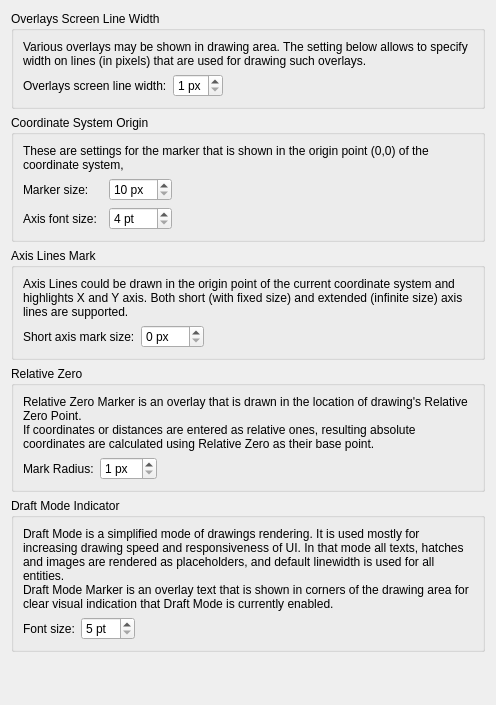
Old version of the form librecad/src/ui/dialogs/settings/options_drafting/pages/metrics/lc_settings_page_drafting_metrics_markers.ui in the repository sand1024/LibreCAD.
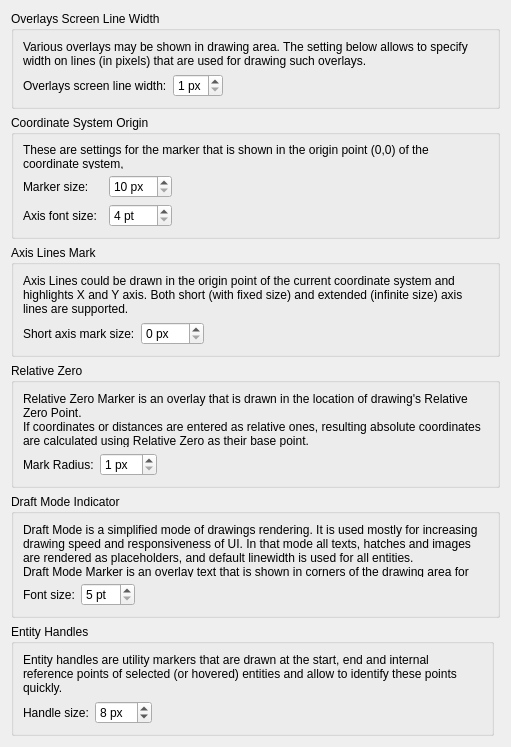
New version of the form.

Commit message: more consistent pages names

What changed in the file:
```diff
--- a/librecad/src/ui/dialogs/settings/options_drafting/pages/metrics/lc_settings_page_drafting_metrics_markers.ui
+++ b/librecad/src/ui/dialogs/settings/options_drafting/pages/metrics/lc_settings_page_drafting_metrics_markers.ui
@@ -6,70 +6,12 @@
    <rect>
     <x>0</x>
     <y>0</y>
-    <width>496</width>
-    <height>705</height>
+    <width>511</width>
+    <height>747</height>
    </rect>
   </property>
-  <layout class="QVBoxLayout" name="mainLayout">
-   <item>
-    <widget class="QGroupBox" name="gbOvelaysLineWidth">
-     <property name="title">
-      <string>Overlays Screen Line Width</string>
-     </property>
-     <layout class="QGridLayout" name="gridLayout">
-      <item row="0" column="0" colspan="3">
-       <widget class="QLabel" name="label_31">
-        <property name="text">
-         <string>Various overlays may be shown in drawing area. The setting below allows to specify width on lines (in pixels) that are used for drawing such overlays.</string>
-        </property>
-        <property name="wordWrap">
-         <bool>true</bool>
-        </property>
-       </widget>
-      </item>
-      <item row="1" column="0">
-       <widget class="QLabel" name="lblOverlaysLineWidth">
-        <property name="text">
-         <string>Overlays screen line width:</string>
-        </property>
-       </widget>
-      </item>
-      <item row="1" column="1">
-       <widget class="QSpinBox" name="sbOverlaysLineWidth">
-        <property name="toolTip">
-         <string>Overlay Line Width
-
-Width of line, in pixels, used for drawing various overlays (like relative point marker, axises, preview entities and so on).
-For high-DPI screens, setting larger values may increase visitility of them.</string>
-        </property>
-        <property name="suffix">
-         <string> px</string>
-        </property>
-        <property name="minimum">
-         <number>1</number>
-        </property>
-        <property name="maximum">
-         <number>4</number>
-        </property>
-       </widget>
-      </item>
-      <item row="1" column="2">
-       <spacer name="horizontalSpacer_4">
-        <property name="orientation">
-         <enum>Qt::Orientation::Horizontal</enum>
-        </property>
-        <property name="sizeHint" stdset="0">
-         <size>
-          <width>0</width>
-          <height>0</height>
-         </size>
-        </property>
-       </spacer>
-      </item>
-     </layout>
-    </widget>
-   </item>
-   <item>
+  <layout class="QGridLayout" name="gridLayout_7">
+   <item row="1" column="0" colspan="2">
     <widget class="QGroupBox" name="gbOriginMarkers">
      <property name="title">
       <string>Coordinate System Origin</string>
@@ -151,64 +93,7 @@
      </layout>
     </widget>
    </item>
-   <item>
-    <widget class="QGroupBox" name="groupBox">
-     <property name="title">
-      <string>Axis Lines Mark</string>
-     </property>
-     <layout class="QGridLayout" name="gridLayout_4">
-      <item row="1" column="0">
-       <widget class="QLabel" name="lblZeroShortAxisMarkSize">
-        <property name="text">
-         <string>Short axis mark size:</string>
-        </property>
-       </widget>
-      </item>
-      <item row="1" column="1">
-       <widget class="QSpinBox" name="sbZeroShortAxisMarkSize">
-        <property name="toolTip">
-         <string>Short Axis Line Size
-
-Size of fixed Axis Lines drawn in absolute zero point.</string>
-        </property>
-        <property name="suffix">
-         <string> px</string>
-        </property>
-        <property name="minimum">
-         <number>0</number>
-        </property>
-        <property name="maximum">
-         <number>150</number>
-        </property>
-       </widget>
-      </item>
-      <item row="1" column="2">
-       <spacer name="horizontalSpacer_4">
-        <property name="orientation">
-         <enum>Qt::Orientation::Horizontal</enum>
-        </property>
-        <property name="sizeHint" stdset="0">
-         <size>
-          <width>0</width>
-          <height>0</height>
-         </size>
-        </property>
-       </spacer>
-      </item>
-      <item row="0" column="0" colspan="3">
-       <widget class="QLabel" name="label_4">
-        <property name="text">
-         <string>Axis Lines could be drawn in the origin point of the current coordinate system and highlights X and Y axis. Both short (with fixed size) and extended (infinite size) axis lines are supported.</string>
-        </property>
-        <property name="wordWrap">
-         <bool>true</bool>
-        </property>
-       </widget>
-      </item>
-     </layout>
-    </widget>
-   </item>
-   <item>
+   <item row="3" column="0" colspan="2">
     <widget class="QGroupBox" name="groupBox_2">
      <property name="title">
       <string>Relative Zero</string>
@@ -266,7 +151,20 @@
      </layout>
     </widget>
    </item>
-   <item>
+   <item row="6" column="0" rowspan="2" colspan="2">
+    <spacer name="spacer">
+     <property name="orientation">
+      <enum>Qt::Orientation::Vertical</enum>
+     </property>
+     <property name="sizeHint" stdset="0">
+      <size>
+       <width>0</width>
+       <height>0</height>
+      </size>
+     </property>
+    </spacer>
+   </item>
+   <item row="4" column="0" colspan="2">
     <widget class="QGroupBox" name="gbWatermarks">
      <property name="title">
       <string>Draft Mode Indicator</string>
@@ -323,18 +221,184 @@
      </layout>
     </widget>
    </item>
-   <item>
-    <spacer name="spacer">
-     <property name="orientation">
-      <enum>Qt::Orientation::Vertical</enum>
+   <item row="2" column="0" colspan="2">
+    <widget class="QGroupBox" name="groupBox">
+     <property name="title">
+      <string>Axis Lines Mark</string>
      </property>
-     <property name="sizeHint" stdset="0">
-      <size>
-       <width>0</width>
-       <height>0</height>
-      </size>
+     <layout class="QGridLayout" name="gridLayout_4">
+      <item row="1" column="0">
+       <widget class="QLabel" name="lblZeroShortAxisMarkSize">
+        <property name="text">
+         <string>Short axis mark size:</string>
+        </property>
+       </widget>
+      </item>
+      <item row="1" column="1">
+       <widget class="QSpinBox" name="sbZeroShortAxisMarkSize">
+        <property name="toolTip">
+         <string>Short Axis Line Size
+
+Size of fixed Axis Lines drawn in absolute zero point.</string>
+        </property>
+        <property name="suffix">
+         <string> px</string>
+        </property>
+        <property name="minimum">
+         <number>0</number>
+        </property>
+        <property name="maximum">
+         <number>150</number>
+        </property>
+       </widget>
+      </item>
+      <item row="1" column="2">
+       <spacer name="horizontalSpacer_4">
+        <property name="orientation">
+         <enum>Qt::Orientation::Horizontal</enum>
+        </property>
+        <property name="sizeHint" stdset="0">
+         <size>
+          <width>0</width>
+          <height>0</height>
+         </size>
+        </property>
+       </spacer>
+      </item>
+      <item row="0" column="0" colspan="3">
+       <widget class="QLabel" name="label_4">
+        <property name="text">
+         <string>Axis Lines could be drawn in the origin point of the current coordinate system and highlights X and Y axis. Both short (with fixed size) and extended (infinite size) axis lines are supported.</string>
+        </property>
+        <property name="wordWrap">
+         <bool>true</bool>
+        </property>
+       </widget>
+      </item>
+     </layout>
+    </widget>
+   </item>
+   <item row="0" column="0" colspan="2">
+    <widget class="QGroupBox" name="gbOvelaysLineWidth">
+     <property name="title">
+      <string>Overlays Screen Line Width</string>
      </property>
-    </spacer>
+     <layout class="QGridLayout" name="gridLayout">
+      <item row="0" column="0" colspan="3">
+       <widget class="QLabel" name="label_31">
+        <property name="text">
+         <string>Various overlays may be shown in drawing area. The setting below allows to specify width on lines (in pixels) that are used for drawing such overlays.</string>
+        </property>
+        <property name="wordWrap">
+         <bool>true</bool>
+        </property>
+       </widget>
+      </item>
+      <item row="1" column="0">
+       <widget class="QLabel" name="lblOverlaysLineWidth">
+        <property name="text">
+         <string>Overlays screen line width:</string>
+        </property>
+       </widget>
+      </item>
+      <item row="1" column="1">
+       <widget class="QSpinBox" name="sbOverlaysLineWidth">
+        <property name="toolTip">
+         <string>Overlay Line Width
+
+Width of line, in pixels, used for drawing various overlays (like relative point marker, axises, preview entities and so on).
+For high-DPI screens, setting larger values may increase visitility of them.</string>
+        </property>
+        <property name="suffix">
+         <string> px</string>
+        </property>
+        <property name="minimum">
+         <number>1</number>
+        </property>
+        <property name="maximum">
+         <number>4</number>
+        </property>
+       </widget>
+      </item>
+      <item row="1" column="2">
+       <spacer name="horizontalSpacer_4">
+        <property name="orientation">
+         <enum>Qt::Orientation::Horizontal</enum>
+        </property>
+        <property name="sizeHint" stdset="0">
+         <size>
+          <width>0</width>
+          <height>0</height>
+         </size>
+        </property>
+       </spacer>
+      </item>
+     </layout>
+    </widget>
+   </item>
+   <item row="5" column="0">
+    <widget class="QGroupBox" name="gbHandles">
+     <property name="title">
+      <string>Entity Handles</string>
+     </property>
+     <layout class="QGridLayout" name="gridLayout_6">
+      <item row="1" column="1">
+       <widget class="QSpinBox" name="sbHandleSize">
+        <property name="toolTip">
+         <string>Entity Handle Size
+
+                                  Size of entities interactive selection handle
+                                  (square that is highlights entities reference points)
+                                  in screen pixels.
+
+                              </string>
+        </property>
+        <property name="suffix">
+         <string> px</string>
+        </property>
+        <property name="minimum">
+         <number>2</number>
+        </property>
+        <property name="maximum">
+         <number>28</number>
+        </property>
+        <property name="value">
+         <number>8</number>
+        </property>
+       </widget>
+      </item>
+      <item row="1" column="2">
+       <spacer name="horizontalSpacer_7">
+        <property name="orientation">
+         <enum>Qt::Orientation::Horizontal</enum>
+        </property>
+        <property name="sizeHint" stdset="0">
+         <size>
+          <width>0</width>
+          <height>0</height>
+         </size>
+        </property>
+       </spacer>
+      </item>
+      <item row="1" column="0">
+       <widget class="QLabel" name="lblHandleSize">
+        <property name="text">
+         <string>Handle size:</string>
+        </property>
+       </widget>
+      </item>
+      <item row="0" column="0" colspan="3">
+       <widget class="QLabel" name="label">
+        <property name="text">
+         <string>Entity handles are utility markers that are drawn at the start, end and internal reference points of selected (or hovered) entities and allow to identify these points quickly.</string>
+        </property>
+        <property name="wordWrap">
+         <bool>true</bool>
+        </property>
+       </widget>
+      </item>
+     </layout>
+    </widget>
    </item>
   </layout>
  </widget>
```
Left out of the diff: 22 changed lines with no effect on the pictures. The commit also changes 88 other files.
